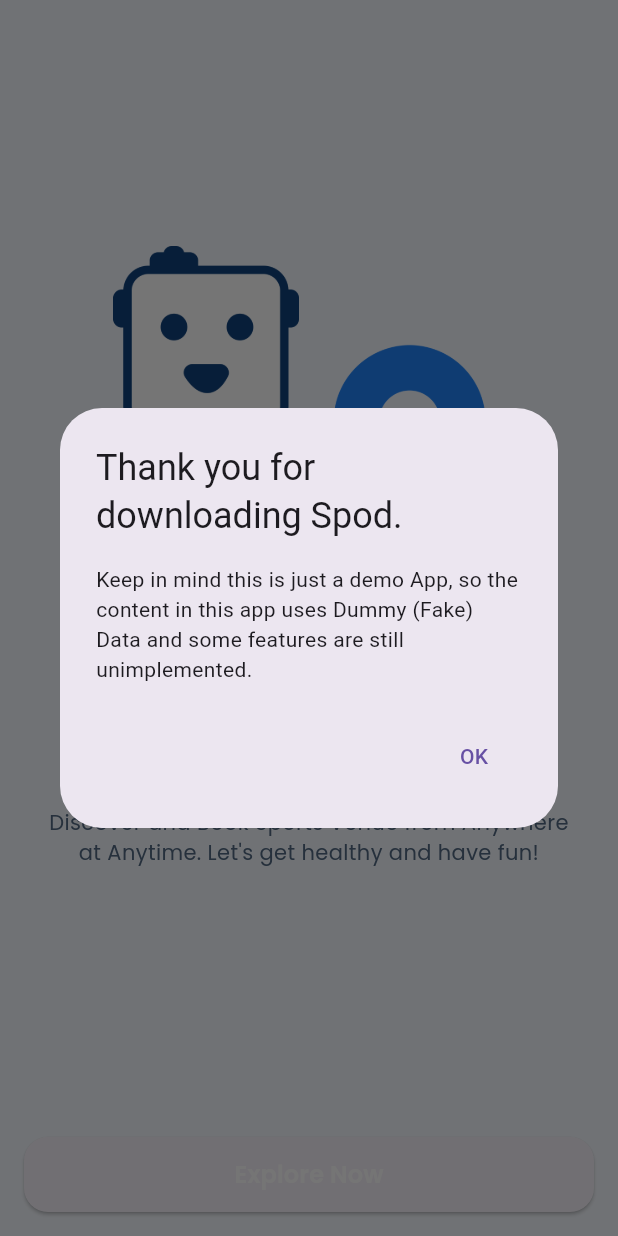
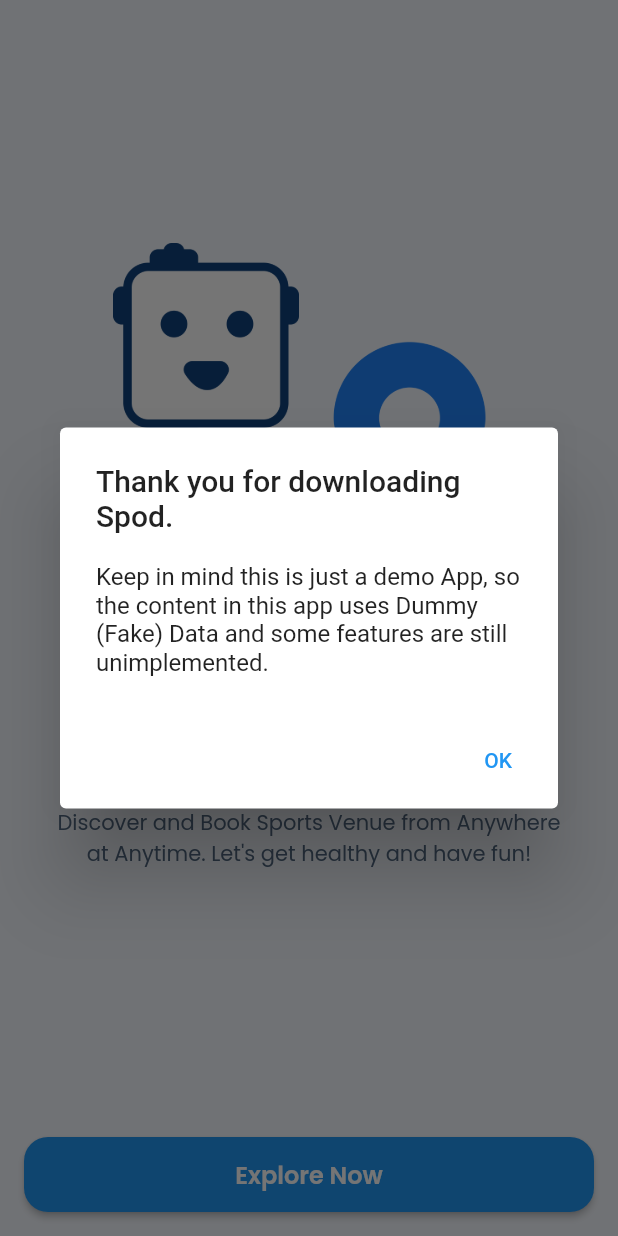
Before and after one commit to mikirinkode/sports_venue_booking_app, a Flutter app: the screen it shows after launch, on a phone screen of 412 x 824 dp. Run offline on Flutter 3.47's test engine with Material 3 defaults, Android fonts, the phone set to English and light mode, and no system bars; our stand-ins replace google_fonts, shared_preferences.

Commit message:
update theme

```diff
--- a/lib/main.dart
+++ b/lib/main.dart
@@ -24,8 +24,9 @@ class MyApp extends StatelessWidget {
       title: 'Spod',
       debugShowCheckedModeBanner: false,
       theme: ThemeData(
-          primarySwatch: createMaterialColor(primaryColor500),
-          canvasColor: colorWhite),
+        primaryColor: primaryColor500,
+        useMaterial3: false,
+      ),
       home: skipOnBoarding? RootView(currentScreen: 0): OnboardingView(),
     );
   }
```
